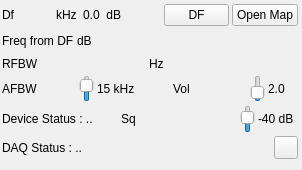
Qt form plugins/channelrx/demodrdf/rdfdemodgui.ui (lirikanmatadewa/sdrangel) before a commit.
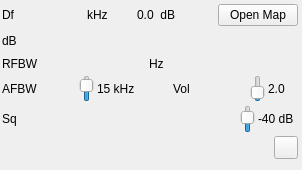
The same form after that commit. Icons and pictures are not drawn. Custom widgets are drawn as their Qt base class.

Diff of the .ui file:
```diff
--- a/plugins/channelrx/demodrdf/rdfdemodgui.ui
+++ b/plugins/channelrx/demodrdf/rdfdemodgui.ui
@@ -166,13 +166,7 @@
           </property>
          </spacer>
         </item>
-        <item>
-         <widget class="QPushButton" name="DFButton">
-          <property name="text">
-           <string>DF</string>
-          </property>
-         </widget>
-        </item>
+        
         <item>
          <widget class="QPushButton" name="btnMap">
           <property name="text">
@@ -186,13 +180,6 @@
     </item>
     <item>
      <layout class="QHBoxLayout" name="levelMeterLAyout">
-      <item>
-       <widget class="QLabel" name="freqFromDF">
-        <property name="text">
-         <string>Freq from DF</string>
-        </property>
-       </widget>
-      </item>
       <item>
        <widget class="QLabel" name="channelPowerMeter_2">
         <property name="text">
@@ -371,13 +358,7 @@
     </item>
     <item>
      <layout class="QHBoxLayout" name="squelchLayout">
-      <item>
-       <widget class="QLabel" name="connStatusLabel">
-        <property name="text">
-         <string>Device Status : ..</string>
-        </property>
-       </widget>
-      </item>
+      
       <item>
        <widget class="QLabel" name="squelchLabel">
         <property name="text">
@@ -424,13 +405,7 @@
     </item>
     <item>
      <layout class="QHBoxLayout" name="horizontalLayout">
-      <item>
-       <widget class="QLabel" name="daqStatusLabel">
-        <property name="text">
-         <string>DAQ Status : ..</string>
-        </property>
-       </widget>
-      </item>
+      
       <item>
        <spacer name="horizontalSpacer_3">
         <property name="orientation">
```
